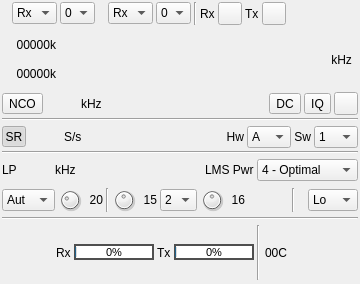
First picture: the form in plugins/samplemimo/xtrxmimo/xtrxmimogui.ui, repository f4exb/sdrangel, before the edit.
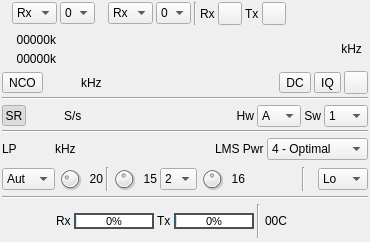
Second picture: the form after the edit. Icons and pictures are not drawn. Custom widgets are drawn as their Qt base class.

Patch:
```diff
--- a/plugins/samplemimo/xtrxmimo/xtrxmimogui.ui
+++ b/plugins/samplemimo/xtrxmimo/xtrxmimogui.ui
@@ -6,20 +6,26 @@
    <rect>
     <x>0</x>
     <y>0</y>
-    <width>360</width>
-    <height>284</height>
+    <width>370</width>
+    <height>242</height>
    </rect>
   </property>
   <property name="sizePolicy">
-   <sizepolicy hsizetype="Minimum" vsizetype="Minimum">
+   <sizepolicy hsizetype="Fixed" vsizetype="Fixed">
     <horstretch>0</horstretch>
     <verstretch>0</verstretch>
    </sizepolicy>
   </property>
   <property name="minimumSize">
    <size>
-    <width>360</width>
-    <height>0</height>
+    <width>370</width>
+    <height>242</height>
+   </size>
+  </property>
+  <property name="maximumSize">
+   <size>
+    <width>370</width>
+    <height>242</height>
    </size>
   </property>
   <property name="font">
@@ -1278,17 +1284,17 @@
   </layout>
  </widget>
  <customwidgets>
+  <customwidget>
+   <class>ButtonSwitch</class>
+   <extends>QToolButton</extends>
+   <header>gui/buttonswitch.h</header>
+  </customwidget>
   <customwidget>
    <class>ValueDial</class>
    <extends>QWidget</extends>
    <header>gui/valuedial.h</header>
    <container>1</container>
   </customwidget>
-  <customwidget>
-   <class>ButtonSwitch</class>
-   <extends>QToolButton</extends>
-   <header>gui/buttonswitch.h</header>
-  </customwidget>
   <customwidget>
    <class>ValueDialZ</class>
    <extends>QWidget</extends>
```
